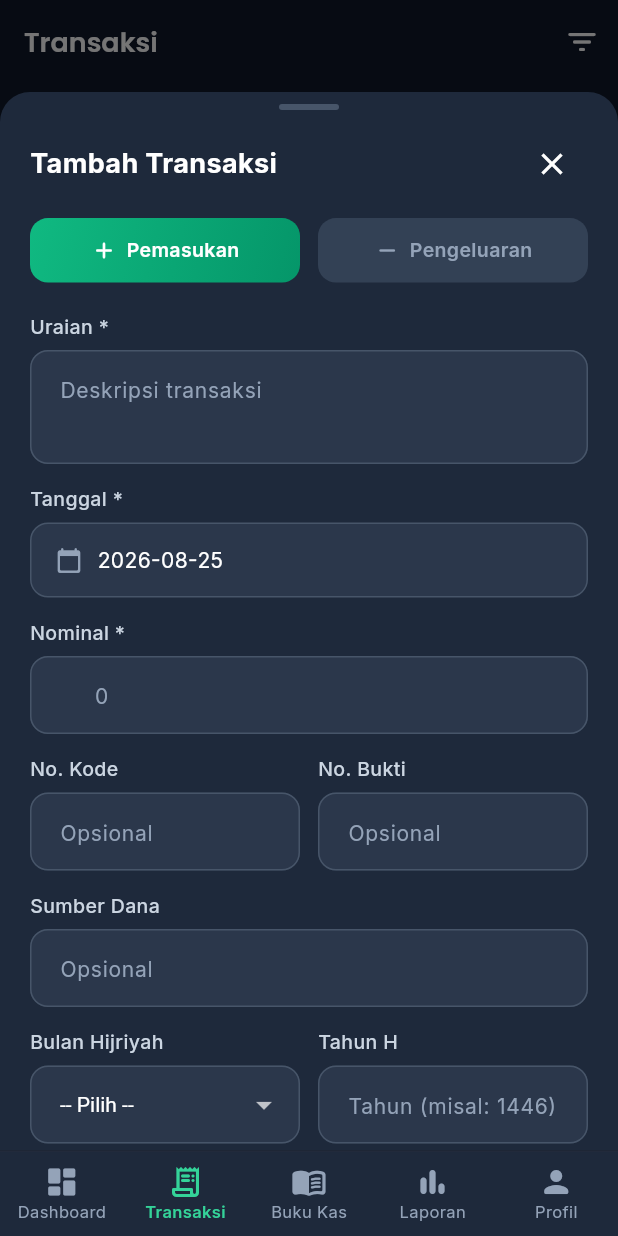
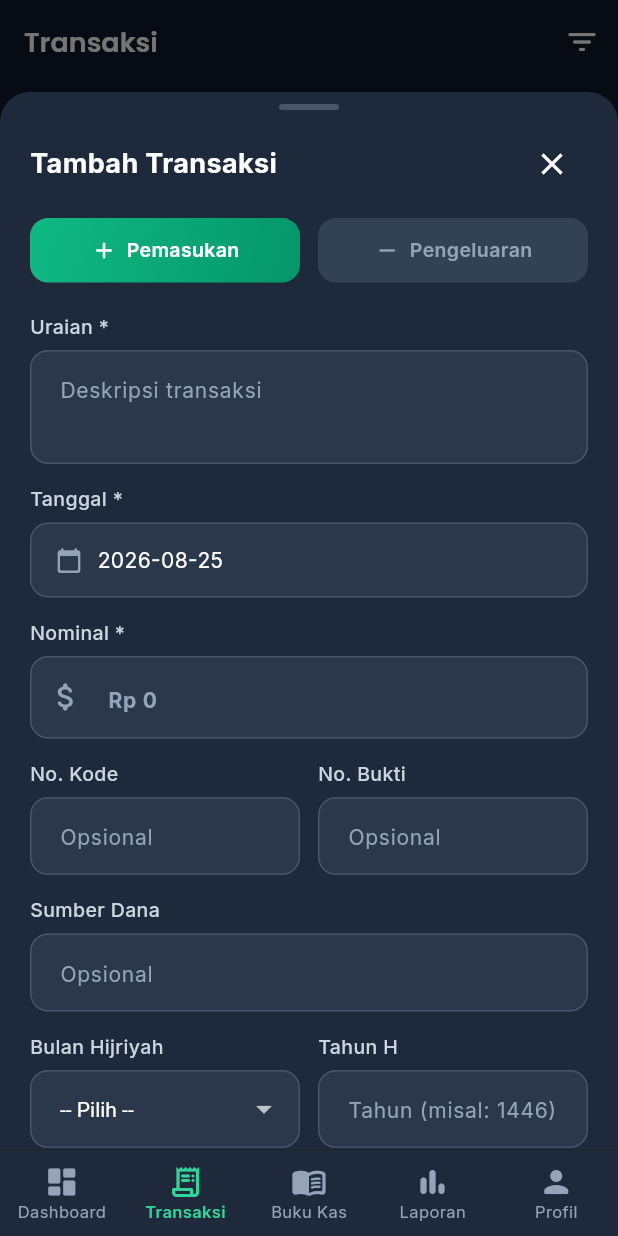
Before and after one commit to Mustofa12312/s-keu, a Flutter app: the screen it shows once a user with an empty profile is signed in, after a tap on "Lihat Semua", after a tap on "Tambah", on a phone screen of 412 x 824 dp. Run offline on Flutter 3.47's test engine with Material 3 defaults, Android fonts, the phone set to English and light mode, and no system bars; our stand-ins replace cloud_firestore, currency_text_input_formatter, firebase_auth, firebase_core, fl_chart, flutter_animate and 8 more; missing offline and left inert: excel; accounts and stored records are empty.

Commit message:
sudah bisa di gunakan

```diff
--- a/sikap_mobile/lib/features/dashboard/dashboard_screen.dart
+++ b/sikap_mobile/lib/features/dashboard/dashboard_screen.dart
@@ -20,13 +20,13 @@ class DashboardScreen extends ConsumerWidget {
     final dashboardAsync = ref.watch(dashboardProvider);
 
     return Scaffold(
+      backgroundColor: AppColors.dark900,
       body: RefreshIndicator(
-        color: AppColors.emerald400,
+        color: AppColors.emerald500,
         backgroundColor: AppColors.dark800,
         onRefresh: () async {
           ref.invalidate(dashboardProvider);
-          ref.invalidate(profileProvider);
-          await ref.read(dashboardProvider.future);
+          return await ref.read(dashboardProvider.future);
         },
         child: CustomScrollView(
         slivers: [
--- a/sikap_mobile/lib/features/transaksi/transaksi_screen.dart
+++ b/sikap_mobile/lib/features/transaksi/transaksi_screen.dart
@@ -1,6 +1,7 @@
 import 'package:flutter/material.dart';
 import 'package:flutter_animate/flutter_animate.dart';
 import 'package:flutter_riverpod/flutter_riverpod.dart';
+import 'package:currency_text_input_formatter/currency_text_input_formatter.dart';
 import '../../core/constants/app_colors.dart';
 import '../../core/constants/app_strings.dart';
 import '../../core/utils/format_utils.dart';
@@ -432,7 +433,7 @@ class _TransaksiFormState extends ConsumerState<_TransaksiForm> {
     if (widget.existing != null) {
       final e = widget.existing!;
       _uraianCtrl.text  = e.uraian;
-      _nominalCtrl.text = e.nominal.toString();
+      _nominalCtrl.text = FormatUtils.rupiah(e.nominal);
       _kodCtrl.text     = e.kodeTransaksi ?? '';
       _buktiCtrl.text   = e.nomorBukti    ?? '';
       _sumberCtrl.text  = e.sumberDana    ?? '';
@@ -475,7 +476,7 @@ class _TransaksiFormState extends ConsumerState<_TransaksiForm> {
         'uraian':         _uraianCtrl.text.trim(),
         'sumber_dana':    _sumberCtrl.text.trim().isEmpty ? null : _sumberCtrl.text.trim(),
         'jenis':          _jenis,
-        'nominal':        int.parse(_nominalCtrl.text.replaceAll(RegExp(r'[^0-9]'), '')),
+        'nominal':        int.tryParse(_nominalCtrl.text.replaceAll(RegExp(r'[^0-9]'), '')) ?? 0,
       };
       final repo = TransaksiRepository();
       if (widget.existing != null) {
@@ -624,13 +625,22 @@ class _TransaksiFormState extends ConsumerState<_TransaksiForm> {
                       const SizedBox(height: 6),
                       TextFormField(
                         controller: _nominalCtrl,
-                        style: const TextStyle(color: Colors.white),
                         keyboardType: TextInputType.number,
-                        decoration: const InputDecoration(hintText: '0', prefixText: 'Rp '),
+                        style: const TextStyle(color: Colors.white, fontSize: 18, fontWeight: FontWeight.bold),
+                        inputFormatters: [
+                          CurrencyTextInputFormatter.currency(
+                            locale: 'id',
+                            decimalDigits: 0,
+                            symbol: 'Rp ',
+                          )
+                        ],
+                        decoration: const InputDecoration(
+                          prefixIcon: Icon(Icons.attach_money_rounded, color: AppColors.dark400),
+                          hintText: 'Rp 0',
+                        ),
                         validator: (v) {
-                          if (v == null || v.isEmpty) return 'Nominal wajib diisi';
-                          final n = int.tryParse(v.replaceAll(RegExp(r'[^0-9]'), ''));
-                          if (n == null || n <= 0) return 'Nominal tidak valid';
+                          final val = int.tryParse(v!.replaceAll(RegExp(r'[^0-9]'), '')) ?? 0;
+                          if (val <= 0) return 'Nominal tidak valid';
                           return null;
                         },
                       ),
--- a/sikap_mobile/pubspec.yaml
+++ b/sikap_mobile/pubspec.yaml
@@ -46,6 +46,7 @@ dependencies:
   permission_handler: ^11.3.1
   flutter_dotenv: ^6.0.1
   logger: ^2.7.0
+  currency_text_input_formatter: ^2.3.2
 
 dev_dependencies:
   flutter_test:
```
Also changed, not shown: sikap_mobile/lib/features/hutang_piutang/hutang_piutang_screen.dart (+28 -5 lines), sikap_mobile/pubspec.lock.
